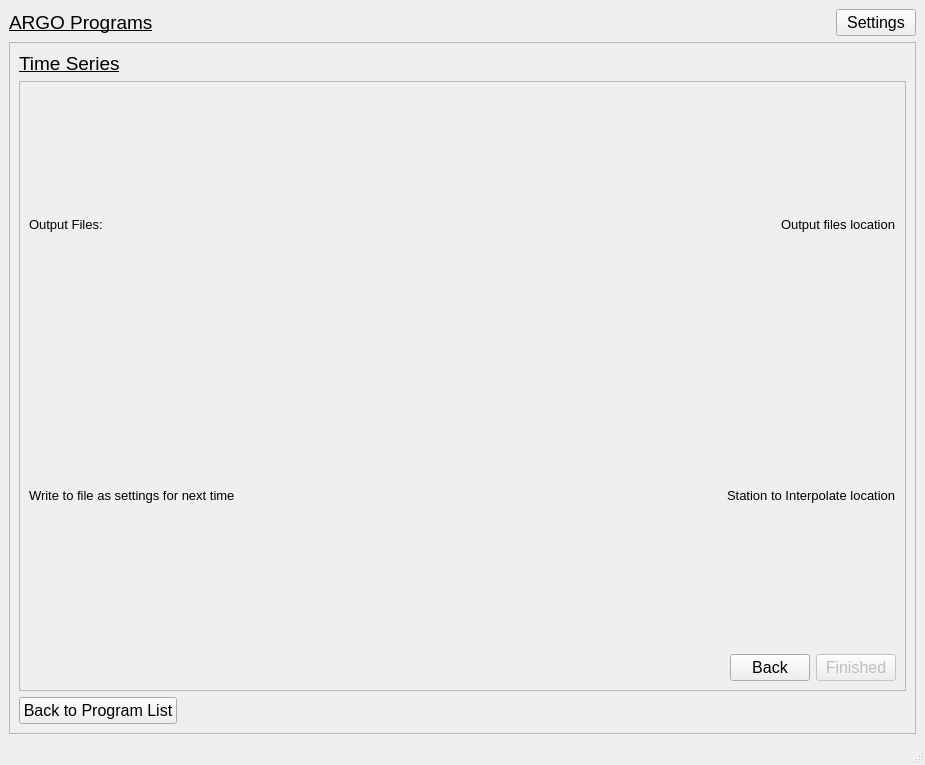
Before: the Qt Designer form ui_Files/MainApp.ui in CallumColvine/ARGO-Float-Software, drawn with Qt 5.
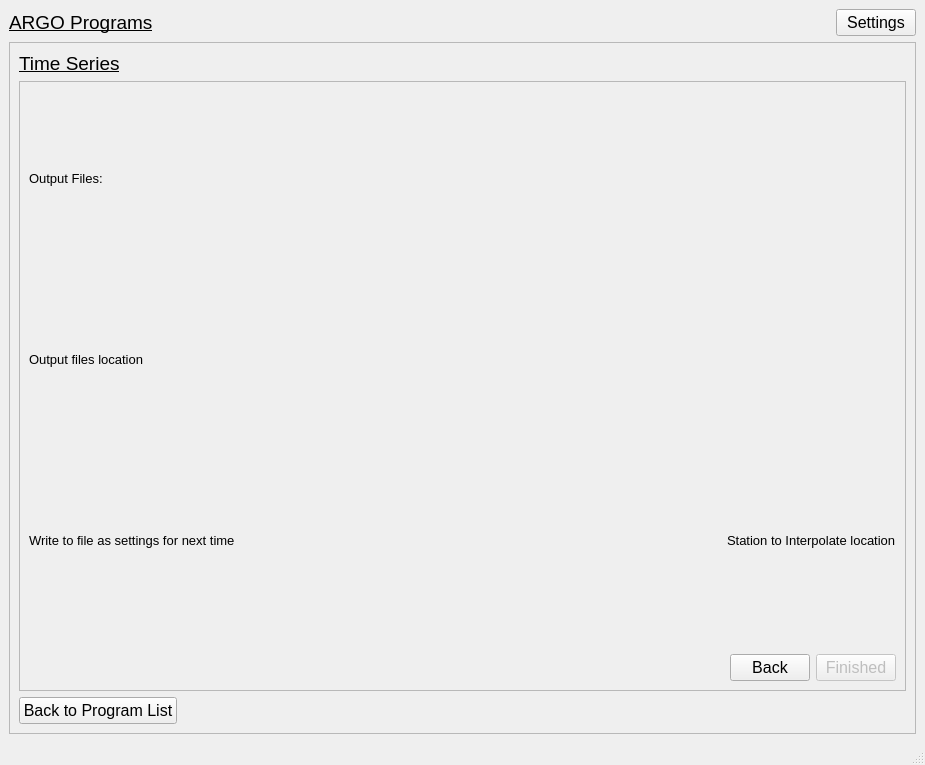
After: the same form once the commit is applied. The open tabs and pages were chosen to show the change.

Commit message: Fixed a few array index errors. Trying to plot contour plots of temperature results. Examination of results suggest potential error in Julian date calculations.

The edit to the form file:
```diff
--- a/ui_Files/MainApp.ui
+++ b/ui_Files/MainApp.ui
@@ -1285,7 +1285,7 @@
           <widget class="QWidget" name="calculationsPage">
            <layout class="QVBoxLayout" name="verticalLayout_7">
             <item>
-             <layout class="QHBoxLayout" name="horizontalLayout_21">
+             <layout class="QHBoxLayout" name="horizontalLayout_24">
               <item>
                <widget class="QLabel" name="outputFilesLabel">
                 <property name="font">
@@ -1311,6 +1311,10 @@
                 </property>
                </spacer>
               </item>
+             </layout>
+            </item>
+            <item>
+             <layout class="QHBoxLayout" name="horizontalLayout_21">
               <item>
                <widget class="QLabel" name="label_19">
                 <property name="font">
@@ -1323,6 +1327,19 @@
                 </property>
                </widget>
               </item>
+              <item>
+               <spacer name="horizontalSpacer_31">
+                <property name="orientation">
+                 <enum>Qt::Horizontal</enum>
+                </property>
+                <property name="sizeHint" stdset="0">
+                 <size>
+                  <width>40</width>
+                  <height>20</height>
+                 </size>
+                </property>
+               </spacer>
+              </item>
              </layout>
             </item>
             <item>
```
Left out of the diff: 4 changed lines with no effect on the pictures. The commit also changes 2 other files.
